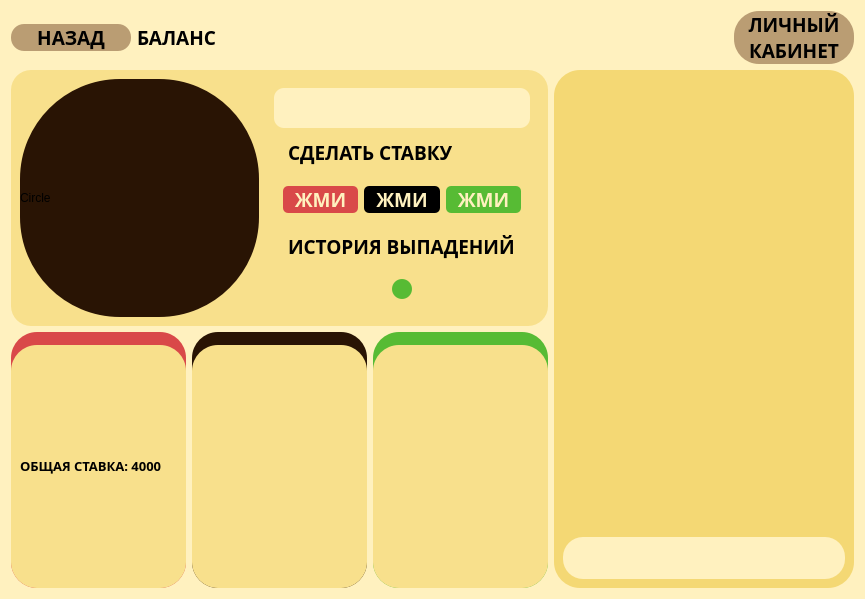
This is Client/AllUi/Game.ui in de-Beast/OnlineCasino as Qt 5 draws it before an edit. The edited form follows.
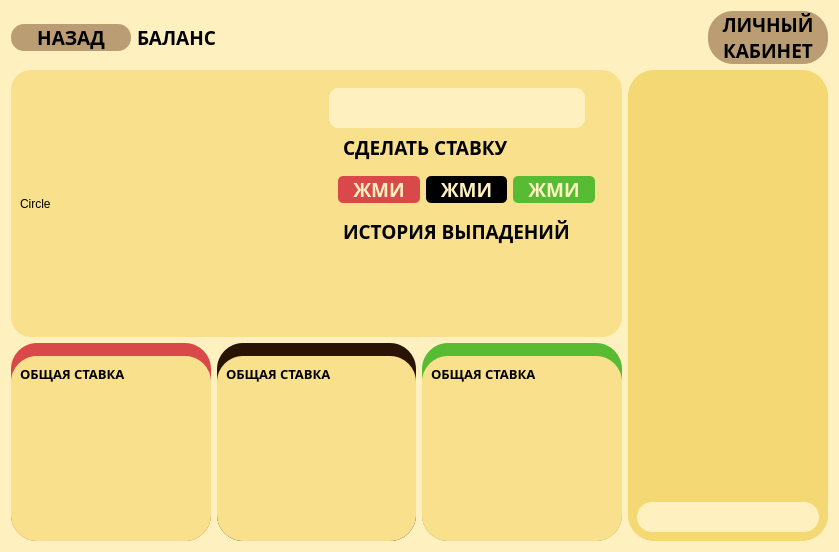
This is the edited form.

Patch:
```diff
--- a/Client/AllUi/Game.ui
+++ b/Client/AllUi/Game.ui
@@ -6,8 +6,8 @@
    <rect>
     <x>0</x>
     <y>0</y>
-    <width>865</width>
-    <height>599</height>
+    <width>839</width>
+    <height>552</height>
    </rect>
   </property>
   <property name="sizePolicy">
@@ -118,7 +118,7 @@
    <item>
     <layout class="QHBoxLayout" name="horizontalLayout">
      <item>
-      <layout class="QVBoxLayout" name="verticalLayout_2">
+      <layout class="QVBoxLayout" name="verticalLayout_2" stretch="1,2">
        <item>
         <widget class="QWidget" name="widget" native="true">
          <property name="minimumSize">
@@ -141,10 +141,14 @@
          <layout class="QHBoxLayout" name="horizontalLayout_3">
           <item>
            <widget class="QLabel" name="circle">
+            <property name="maximumSize">
+             <size>
+              <width>300</width>
+              <height>300</height>
+             </size>
+            </property>
             <property name="styleSheet">
-             <string notr="true">border-radius: 100px;
-background: rgba(41, 20, 4, 1);
-</string>
+             <string notr="true">border-radius: 100px;</string>
             </property>
             <property name="text">
              <string>Circle</string>
@@ -174,6 +178,13 @@
                  <height>40</height>
                 </size>
                </property>
+               <property name="font">
+                <font>
+                 <family>Manrope</family>
+                 <pointsize>12</pointsize>
+                 <bold>true</bold>
+                </font>
+               </property>
                <property name="styleSheet">
                 <string notr="true">background: rgba(255, 241, 191, 1);
 border-radius: 10px;</string>
@@ -286,32 +297,13 @@
               </widget>
              </item>
              <item>
-              <widget class="QWidget" name="history" native="true">
-               <layout class="QHBoxLayout" name="horizontalLayout_6">
-                <item>
-                 <widget class="QLabel" name="label_4">
-                  <property name="sizePolicy">
-                   <sizepolicy hsizetype="Fixed" vsizetype="Fixed">
-                    <horstretch>0</horstretch>
-                    <verstretch>0</verstretch>
-                   </sizepolicy>
-                  </property>
-                  <property name="minimumSize">
-                   <size>
-                    <width>20</width>
-                    <height>20</height>
-                   </size>
-                  </property>
-                  <property name="styleSheet">
-                   <string notr="true">background: rgba(87, 187, 52, 1);
-border-radius: 10px</string>
-                  </property>
-                  <property name="text">
-                   <string/>
-                  </property>
-                 </widget>
-                </item>
-               </layout>
+              <widget class="QListWidget" name="history">
+               <property name="sizePolicy">
+                <sizepolicy hsizetype="Preferred" vsizetype="Preferred">
+                 <horstretch>0</horstretch>
+                 <verstretch>0</verstretch>
+                </sizepolicy>
+               </property>
               </widget>
              </item>
             </layout>
@@ -322,7 +314,7 @@
        </item>
        <item>
         <widget class="QWidget" name="bets" native="true">
-         <layout class="QHBoxLayout" name="horizontalLayout_4">
+         <layout class="QHBoxLayout" name="horizontalLayout_4" stretch="2,2,2">
           <property name="leftMargin">
            <number>0</number>
           </property>
@@ -367,28 +359,12 @@
              </property>
              <item>
               <widget class="QWidget" name="widget_4" native="true">
-               <property name="sizePolicy">
-                <sizepolicy hsizetype="Minimum" vsizetype="Minimum">
-                 <horstretch>0</horstretch>
-                 <verstretch>0</verstretch>
-                </sizepolicy>
-               </property>
-               <property name="autoFillBackground">
-                <bool>false</bool>
-               </property>
                <property name="styleSheet">
-                <string notr="true">background: rgba(248, 224, 140, 1);
-position: absolute;</string>
+                <string notr="true">background: rgba(248, 224, 140, 1);</string>
                </property>
                <layout class="QVBoxLayout" name="verticalLayout_8">
                 <item>
                  <widget class="QLabel" name="label_5">
-                  <property name="sizePolicy">
-                   <sizepolicy hsizetype="Preferred" vsizetype="Maximum">
-                    <horstretch>0</horstretch>
-                    <verstretch>0</verstretch>
-                   </sizepolicy>
-                  </property>
                   <property name="font">
                    <font>
                     <family>Manrope</family>
@@ -397,14 +373,16 @@
                    </font>
                   </property>
                   <property name="styleSheet">
-                   <string notr="true">position: absolute;
-top: 0px;</string>
+                   <string notr="true"/>
                   </property>
                   <property name="text">
-                   <string>ОБЩАЯ СТАВКА: 4000</string>
+                   <string>ОБЩАЯ СТАВКА</string>
                   </property>
                  </widget>
                 </item>
+                <item>
+                 <widget class="QTextBrowser" name="redBets"/>
+                </item>
                </layout>
               </widget>
              </item>
@@ -432,10 +410,36 @@
              </property>
              <item>
               <widget class="QWidget" name="widget_5" native="true">
+               <property name="font">
+                <font>
+                 <family>Manrope</family>
+                 <pointsize>10</pointsize>
+                 <bold>true</bold>
+                </font>
+               </property>
                <property name="styleSheet">
                 <string notr="true">background: rgba(248, 224, 140, 1);
 </string>
                </property>
+               <layout class="QVBoxLayout" name="verticalLayout_9">
+                <item>
+                 <widget class="QLabel" name="label_6">
+                  <property name="font">
+                   <font>
+                    <family>Manrope</family>
+                    <pointsize>10</pointsize>
+                    <bold>true</bold>
+                   </font>
+                  </property>
+                  <property name="text">
+                   <string>ОБЩАЯ СТАВКА</string>
+                  </property>
+                 </widget>
+                </item>
+                <item>
+                 <widget class="QTextBrowser" name="blackBets"/>
+                </item>
+               </layout>
               </widget>
              </item>
             </layout>
@@ -466,6 +470,25 @@
                 <string notr="true">background: rgba(248, 224, 140, 1);
 </string>
                </property>
+               <layout class="QVBoxLayout" name="verticalLayout_10">
+                <item>
+                 <widget class="QLabel" name="label_7">
+                  <property name="font">
+                   <font>
+                    <family>Manrope</family>
+                    <pointsize>10</pointsize>
+                    <bold>true</bold>
+                   </font>
+                  </property>
+                  <property name="text">
+                   <string>ОБЩАЯ СТАВКА</string>
+                  </property>
+                 </widget>
+                </item>
+                <item>
+                 <widget class="QTextBrowser" name="greenBets"/>
+                </item>
+               </layout>
               </widget>
              </item>
             </layout>
@@ -484,6 +507,12 @@
          <verstretch>0</verstretch>
         </sizepolicy>
        </property>
+       <property name="minimumSize">
+        <size>
+         <width>200</width>
+         <height>0</height>
+        </size>
+       </property>
        <property name="maximumSize">
         <size>
          <width>300</width>
@@ -499,22 +528,16 @@
          <widget class="QTextBrowser" name="chat"/>
         </item>
         <item>
-         <widget class="QTextEdit" name="messageEdit">
-          <property name="maximumSize">
+         <widget class="QLineEdit" name="lineEdit">
+          <property name="minimumSize">
            <size>
-            <width>16777215</width>
-            <height>42</height>
+            <width>0</width>
+            <height>30</height>
            </size>
           </property>
-          <property name="font">
-           <font>
-            <family>Manrope</family>
-            <pointsize>12</pointsize>
-           </font>
-          </property>
           <property name="styleSheet">
            <string notr="true">background: rgba(255, 241, 191, 1);
-border-radius: 20px;</string>
+border-radius: 15px;</string>
           </property>
          </widget>
         </item>
```
Left out of the diff: 2 changed lines with no effect on the pictures.
